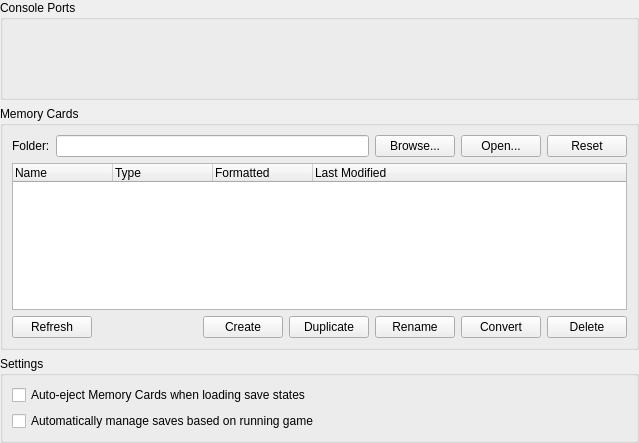
First picture: the form in pcsx2-qt/Settings/MemoryCardSettingsWidget.ui, repository PCSX2/pcsx2, before the edit.
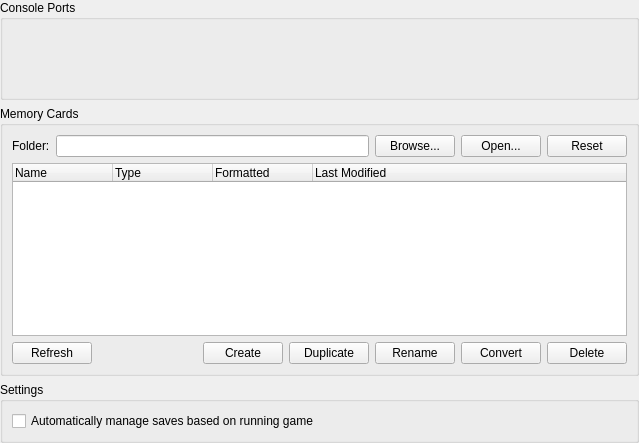
Second picture: the form after the edit. Custom widgets are drawn as their Qt base class.

Commit message: Memcard: Remove option to disable auto eject

```diff
--- a/pcsx2-qt/Settings/MemoryCardSettingsWidget.ui
+++ b/pcsx2-qt/Settings/MemoryCardSettingsWidget.ui
@@ -192,13 +192,6 @@
         </property>
        </widget>
       </item>
-      <item row="0" column="0">
-       <widget class="QCheckBox" name="autoEject">
-        <property name="text">
-         <string>Auto-eject Memory Cards when loading save states</string>
-        </property>
-       </widget>
-      </item>
      </layout>
     </widget>
    </item>
```
Left out of the diff: 2 changed lines with no effect on the pictures. The commit also changes 6 other files.
